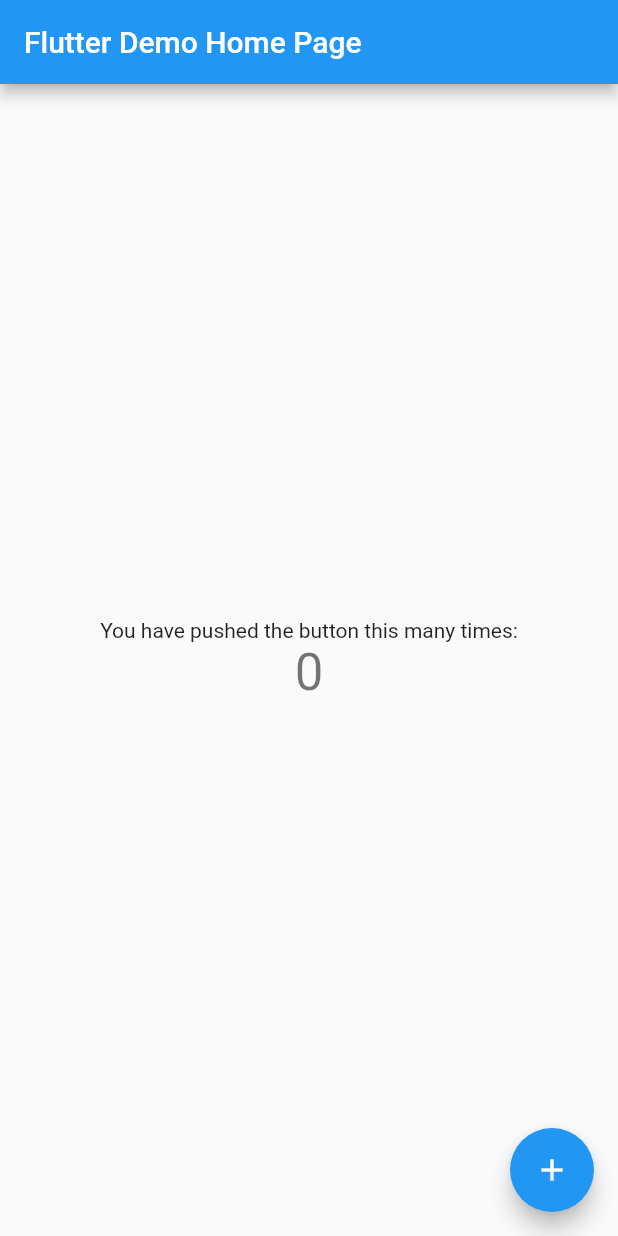
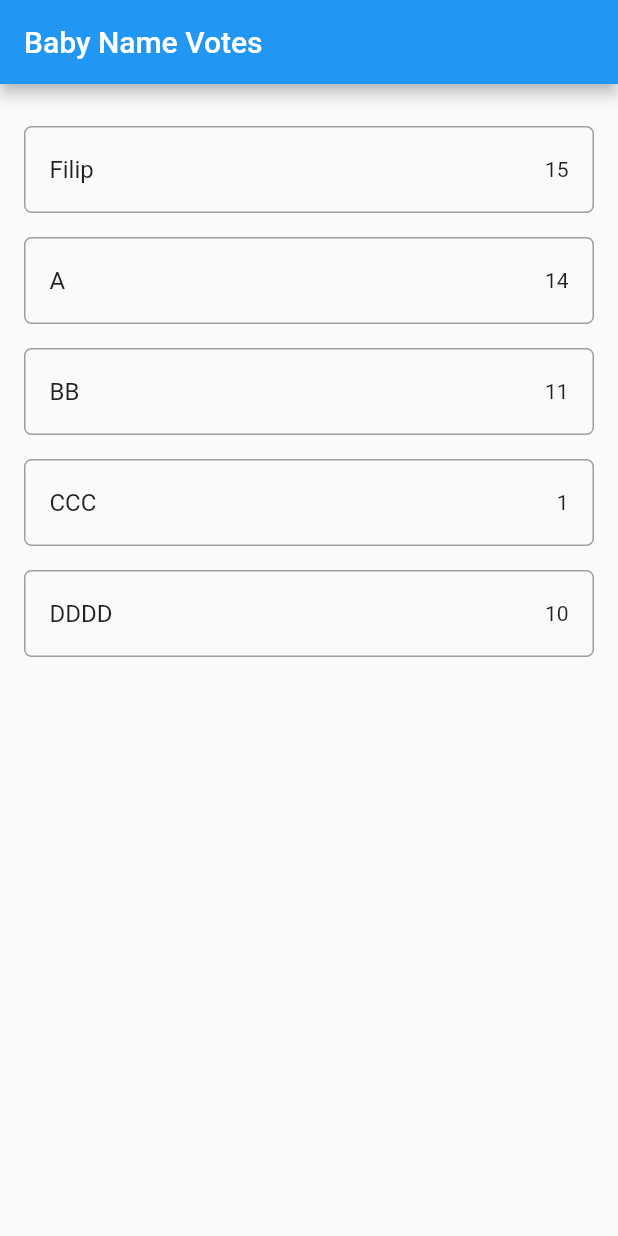
Before and after one commit to MollyKim/flutter-firestore, a Flutter app: the screen it shows after launch, on a phone screen of 412 x 824 dp. Run offline on Flutter 3.47's test engine with Material 2 defaults, Android fonts, the phone set to English and light mode, and no system bars; our stand-ins replace cloud_firestore; accounts and stored records are empty.

Commit message:
Update main.dart

```diff
--- a/flutter_firestore/lib/main.dart
+++ b/flutter_firestore/lib/main.dart
@@ -1,117 +1,86 @@
 import 'package:flutter/material.dart';
+import 'package:cloud_firestore/cloud_firestore.dart';
 
-void main() {
-  runApp(MyApp());
-}
+void main() => runApp(MyApp());
+
+final dummySnapshot = [
+  {"name": "Filip", "votes": 15},
+  {"name": "A", "votes": 14},
+  {"name": "BB", "votes": 11},
+  {"name": "CCC", "votes": 1},
+  {"name": "DDDD", "votes": 10},
+];
 
 class MyApp extends StatelessWidget {
-  // This widget is the root of your application.
   @override
   Widget build(BuildContext context) {
     return MaterialApp(
-      title: 'Flutter Demo',
-      theme: ThemeData(
-        // This is the theme of your application.
-        //
-        // Try running your application with "flutter run". You'll see the
-        // application has a blue toolbar. Then, without quitting the app, try
-        // changing the primarySwatch below to Colors.green and then invoke
-        // "hot reload" (press "r" in the console where you ran "flutter run",
-        // or simply save your changes to "hot reload" in a Flutter IDE).
-        // Notice that the counter didn't reset back to zero; the application
-        // is not restarted.
-        primarySwatch: Colors.blue,
-        // This makes the visual density adapt to the platform that you run
-        // the app on. For desktop platforms, the controls will be smaller and
-        // closer together (more dense) than on mobile platforms.
-        visualDensity: VisualDensity.adaptivePlatformDensity,
-      ),
-      home: MyHomePage(title: 'Flutter Demo Home Page'),
+      title: 'Baby Names',
+      home: MyHomePage(),
     );
   }
 }
 
 class MyHomePage extends StatefulWidget {
-  MyHomePage({Key key, this.title}) : super(key: key);
-
-  // This widget is the home page of your application. It is stateful, meaning
-  // that it has a State object (defined below) that contains fields that affect
-  // how it looks.
-
-  // This class is the configuration for the state. It holds the values (in this
-  // case the title) provided by the parent (in this case the App widget) and
-  // used by the build method of the State. Fields in a Widget subclass are
-  // always marked "final".
-
-  final String title;
-
   @override
   _MyHomePageState createState() => _MyHomePageState();
 }
 
 class _MyHomePageState extends State<MyHomePage> {
-  int _counter = 0;
-
-  void _incrementCounter() {
-    setState(() {
-      // This call to setState tells the Flutter framework that something has
-      // changed in this State, which causes it to rerun the build method below
-      // so that the display can reflect the updated values. If we changed
-      // _counter without calling setState(), then the build method would not be
-      // called again, and so nothing would appear to happen.
-      _counter++;
-    });
-  }
-
   @override
   Widget build(BuildContext context) {
-    // This method is rerun every time setState is called, for instance as done
-    // by the _incrementCounter method above.
-    //
-    // The Flutter framework has been optimized to make rerunning build methods
-    // fast, so that you can just rebuild anything that needs updating rather
-    // than having to individually change instances of widgets.
     return Scaffold(
-      appBar: AppBar(
-        // Here we take the value from the MyHomePage object that was created by
-        // the App.build method, and use it to set our appbar title.
-        title: Text(widget.title),
-      ),
-      body: Center(
-        // Center is a layout widget. It takes a single child and positions it
-        // in the middle of the parent.
-        child: Column(
-          // Column is also a layout widget. It takes a list of children and
-          // arranges them vertically. By default, it sizes itself to fit its
-          // children horizontally, and tries to be as tall as its parent.
-          //
-          // Invoke "debug painting" (press "p" in the console, choose the
-          // "Toggle Debug Paint" action from the Flutter Inspector in Android
-          // Studio, or the "Toggle Debug Paint" command in Visual Studio Code)
-          // to see the wireframe for each widget.
-          //
-          // Column has various properties to control how it sizes itself and
-          // how it positions its children. Here we use mainAxisAlignment to
-          // center the children vertically; the main axis here is the vertical
-          // axis because Columns are vertical (the cross axis would be
-          // horizontal).
-          mainAxisAlignment: MainAxisAlignment.center,
-          children: <Widget>[
-            Text(
-              'You have pushed the button this many times:',
-            ),
-            Text(
-              '$_counter',
-              style: Theme.of(context).textTheme.headline4,
-            ),
-          ],
-        ),
-      ),
-      floatingActionButton: FloatingActionButton(
-        onPressed: _incrementCounter,
-        tooltip: 'Increment',
-        child: Icon(Icons.add),
-      ), // This trailing comma makes auto-formatting nicer for build methods.
+      appBar: AppBar(title: Text('Baby Name Votes')),
+      body: _buildBody(context),
     );
   }
 }
+
+Widget _buildBody(BuildContext context) {
+  return _buildList(context, dummySnapshot);
+}
+
+Widget _buildList(BuildContext context, List<Map> snapshot) {
+  return ListView(
+    padding: const EdgeInsets.only(top: 20.0),
+    children: snapshot.map((data) => _buildListItem(context, data)).toList(),
+  );
+}
+
+Widget _buildListItem(BuildContext context, Map data) {
+  final record = Record.fromMap(data);
+
+  return Padding(
+    key: ValueKey(record.name),
+    padding: const EdgeInsets.symmetric(horizontal: 16.0, vertical: 8.0),
+    child: Container(
+      decoration: BoxDecoration(
+        border: Border.all(color: Colors.grey),
+        borderRadius: BorderRadius.circular(5.0),
+      ),
+      child: ListTile(
+        title: Text(record.name),
+        trailing: Text(record.votes.toString()),
+        onTap: () => print(record),
+      ),
+    ),
+  );
+}
+
+class Record {
+  final String name;
+  final int votes;
+  final DocumentReference reference;
+
+  Record.fromMap(Map<String, dynamic> map, {this.reference})
+      : assert(map['name'] != null),
+        assert(map['votes'] != null),
+        name = map['name'],
+        votes = map['votes'];
+
+  Record.fromSnapshot(DocumentSnapshot snapshot)
+      : this.fromMap(snapshot.data, reference: snapshot.reference);
+
+  @override
+  String toString() => "Record<$name:$votes>";
+}
```
